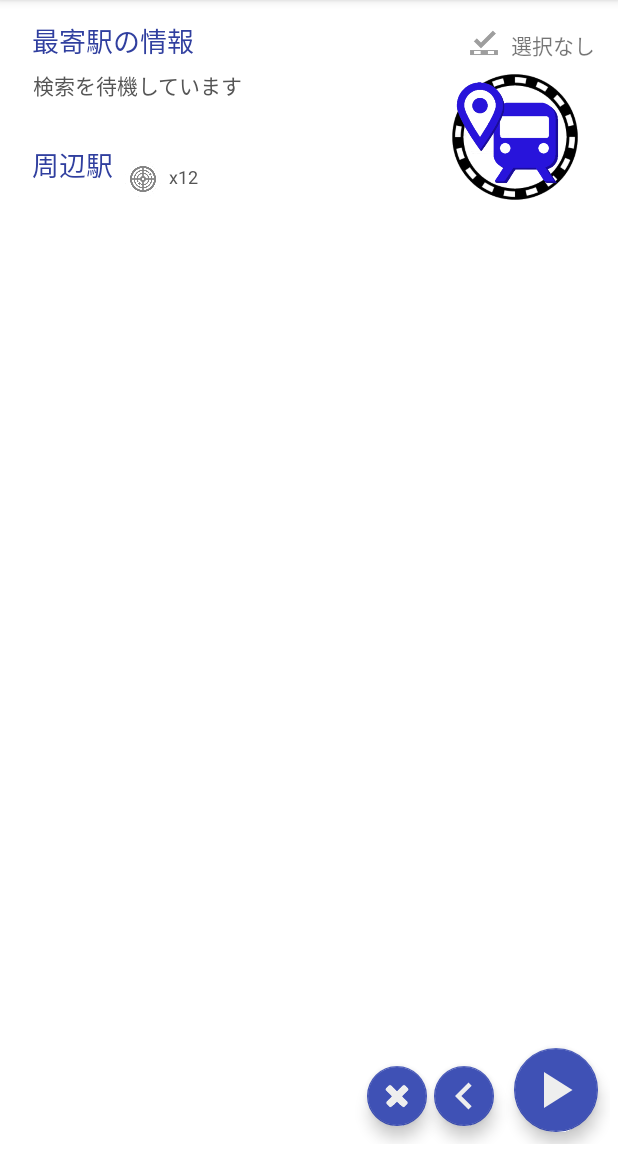
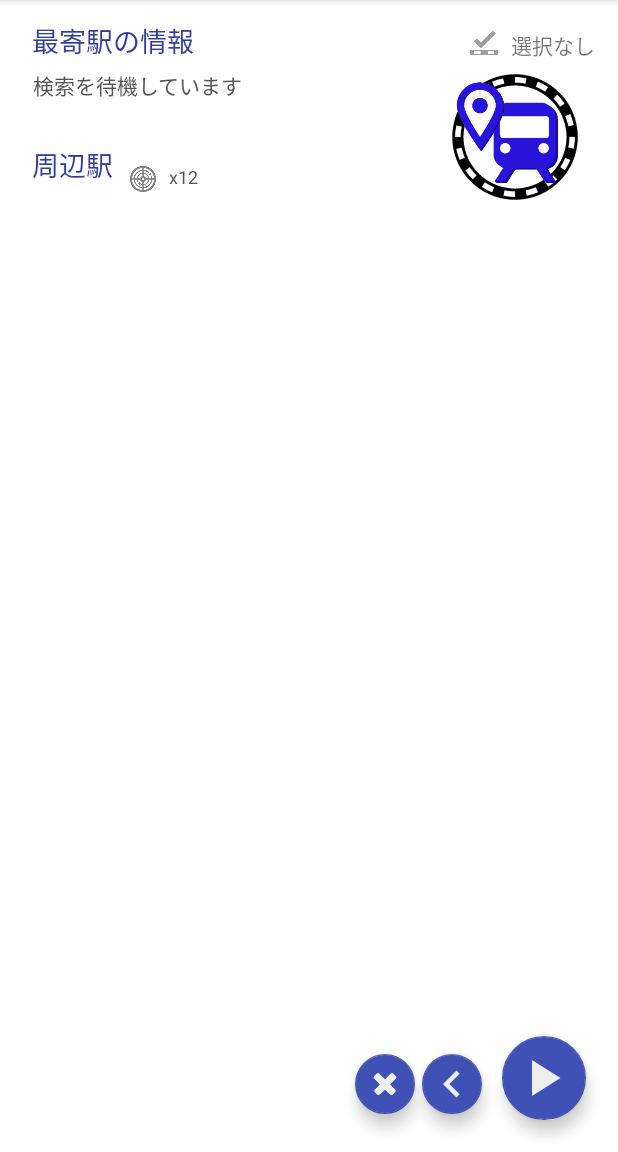
Before and after one commit to Seo-4d696b75/checkhelper, an Android app: the screen it shows after launch (MainActivity), on a phone screen of 412 x 824 dp, the part 84-1236 px from its top. Run offline under Robolectric (Android 15) with nearby library versions, the phone set to English and light mode, and no system bars; our stand-ins replace Dagger/Hilt's generated code, Room's generated code, data binding; libraries missing offline, so code that uses them is left out: com.jakewharton.retrofit2, jp.seo.android; plain views replace ExpandableTextView, HorizontalListView; 18 statements that could not run were skipped.

Commit message:
修正：layout ID

```diff
--- a/app/src/main/java/jp/seo/station/ekisagasu/ui/top/TopFragment.kt
+++ b/app/src/main/java/jp/seo/station/ekisagasu/ui/top/TopFragment.kt
@@ -5,7 +5,11 @@ import android.animation.AnimatorSet
 import android.content.Intent
 import android.net.Uri
 import android.os.Bundle
-import android.view.*
+import android.view.LayoutInflater
+import android.view.Menu
+import android.view.MenuInflater
+import android.view.View
+import android.view.ViewGroup
 import androidx.core.animation.addListener
 import androidx.databinding.DataBindingUtil
 import androidx.fragment.app.Fragment
--- a/app/src/main/res/layout/fragment_top.xml
+++ b/app/src/main/res/layout/fragment_top.xml
@@ -192,10 +192,25 @@
             app:layout_constraintStart_toStartOf="parent"
             app:layout_constraintTop_toTopOf="parent" />
 
+
+        <RelativeLayout
+            android:id="@+id/fab_container"
+            android:layout_width="0dp"
+            android:layout_height="0dp"
+            android:clipChildren="false"
+            android:clipToPadding="false"
+            android:padding="8dp"
+            app:layout_constraintBottom_toBottomOf="parent"
+            app:layout_constraintEnd_toEndOf="parent"
+            app:layout_constraintStart_toStartOf="parent"
+            app:layout_constraintTop_toTopOf="parent">
+
             <com.google.android.material.floatingactionbutton.FloatingActionButton
                 android:id="@+id/fab_map"
                 android:layout_width="wrap_content"
                 android:layout_height="wrap_content"
+                android:layout_alignParentEnd="true"
+                android:layout_alignParentBottom="true"
                 android:layout_marginEnd="0dp"
                 android:layout_marginBottom="15dp"
                 android:onClick="@{() -> viewModel.showMap()}"
@@ -203,14 +218,14 @@
                 android:visibility="invisible"
                 app:backgroundTint="@color/colorPrimary"
                 app:fabSize="mini"
-            app:layout_constraintBottom_toBottomOf="parent"
-            app:layout_constraintEnd_toEndOf="parent"
                 app:tint="@color/white" />
 
             <com.google.android.material.floatingactionbutton.FloatingActionButton
                 android:id="@+id/fab_fix_timer"
                 android:layout_width="wrap_content"
                 android:layout_height="wrap_content"
+                android:layout_alignParentEnd="true"
+                android:layout_alignParentBottom="true"
                 android:layout_marginEnd="15dp"
                 android:layout_marginBottom="15dp"
                 android:onClick="@{() -> viewModel.fixTimer()}"
@@ -218,8 +233,6 @@
                 android:visibility="invisible"
                 app:backgroundTint="@color/colorPrimary"
                 app:fabSize="mini"
-            app:layout_constraintBottom_toBottomOf="parent"
-            app:layout_constraintEnd_toEndOf="parent"
                 app:tint="@color/white" />
 
 
@@ -227,6 +240,8 @@
                 android:id="@+id/fab_timer"
                 android:layout_width="wrap_content"
                 android:layout_height="wrap_content"
+                android:layout_alignParentEnd="true"
+                android:layout_alignParentBottom="true"
                 android:layout_marginEnd="15dp"
                 android:layout_marginBottom="15dp"
                 android:onClick="@{() -> viewModel.startTimer()}"
@@ -234,78 +249,79 @@
                 android:visibility="invisible"
                 app:backgroundTint="@color/colorPrimary"
                 app:fabSize="mini"
-            app:layout_constraintBottom_toBottomOf="parent"
-            app:layout_constraintEnd_toEndOf="parent"
                 app:tint="@color/white" />
 
             <com.google.android.material.floatingactionbutton.FloatingActionButton
                 android:id="@+id/fab_predict"
                 android:layout_width="wrap_content"
                 android:layout_height="wrap_content"
+                android:layout_alignParentEnd="true"
+                android:layout_alignParentBottom="true"
                 android:layout_marginEnd="15dp"
                 android:onClick="@{() -> viewModel.startNavigation()}"
                 android:src="@drawable/line_position"
                 android:visibility="invisible"
                 app:backgroundTint="@color/colorPrimary"
                 app:fabSize="mini"
-            app:layout_constraintBottom_toBottomOf="parent"
-            app:layout_constraintEnd_toEndOf="parent"
                 app:tint="@color/white" />
 
             <com.google.android.material.floatingactionbutton.FloatingActionButton
                 android:id="@+id/fab_select_line"
                 android:layout_width="wrap_content"
                 android:layout_height="wrap_content"
+                android:layout_alignParentEnd="true"
+                android:layout_alignParentBottom="true"
                 android:layout_marginEnd="15dp"
                 android:onClick="@{() -> viewModel.selectCurrentLine()}"
                 android:src="@drawable/ic_line_selects"
                 android:visibility="invisible"
                 app:backgroundTint="@color/colorPrimary"
                 app:fabSize="mini"
-            app:layout_constraintBottom_toBottomOf="parent"
-            app:layout_constraintEnd_toEndOf="parent"
                 app:tint="@color/white" />
 
             <com.google.android.material.floatingactionbutton.FloatingActionButton
                 android:id="@+id/fab_more"
                 android:layout_width="wrap_content"
                 android:layout_height="wrap_content"
+                android:layout_alignParentEnd="true"
+                android:layout_alignParentBottom="true"
                 android:layout_marginEnd="65dp"
                 android:layout_marginBottom="0dp"
                 android:onClick="@{() -> viewModel.openMenu()}"
                 android:src="@drawable/ic_expand"
                 app:backgroundTint="@color/colorPrimary"
                 app:fabSize="mini"
-            app:layout_constraintBottom_toBottomOf="parent"
-            app:layout_constraintEnd_toEndOf="parent"
                 app:tint="@color/white" />
 
             <com.google.android.material.floatingactionbutton.FloatingActionButton
                 android:id="@+id/fab_exit"
                 android:layout_width="wrap_content"
                 android:layout_height="wrap_content"
+                android:layout_alignParentEnd="true"
+                android:layout_alignParentBottom="true"
                 android:layout_marginEnd="110dp"
                 android:layout_marginBottom="0dp"
                 android:onClick="@{() -> viewModel.finishApp()}"
                 android:src="@drawable/ic_deletes"
                 app:backgroundTint="@color/colorPrimary"
                 app:fabSize="mini"
-            app:layout_constraintBottom_toBottomOf="parent"
-            app:layout_constraintEnd_toEndOf="parent"
                 app:tint="@color/white" />
 
             <com.google.android.material.floatingactionbutton.FloatingActionButton
                 android:id="@+id/fab_start"
                 android:layout_width="wrap_content"
                 android:layout_height="wrap_content"
+                android:layout_alignParentEnd="true"
+                android:layout_alignParentBottom="true"
                 android:onClick="@{() -> viewModel.onSearchStateChanged()}"
                 android:src="@drawable/ic_play"
                 app:backgroundTint="@color/colorPrimary"
                 app:fabSize="normal"
-            app:layout_constraintBottom_toBottomOf="parent"
-            app:layout_constraintEnd_toEndOf="parent"
                 app:searchRunning="@{viewModel.isRunning}"
                 app:tint="@color/white" />
+
+
+        </RelativeLayout>
 
     </androidx.constraintlayout.widget.ConstraintLayout>
 
```
Lines whose indentation alone changed are shown as unchanged.
